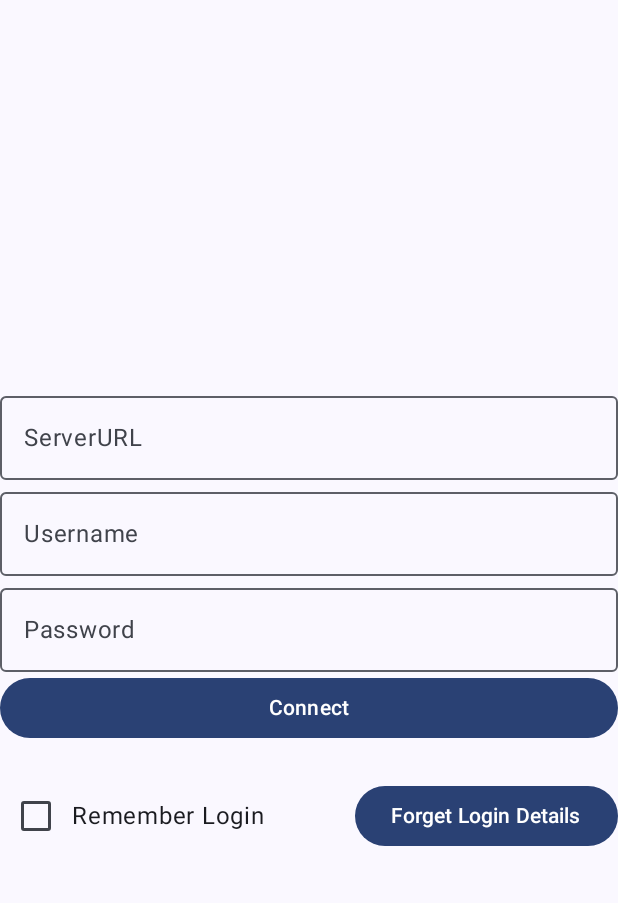
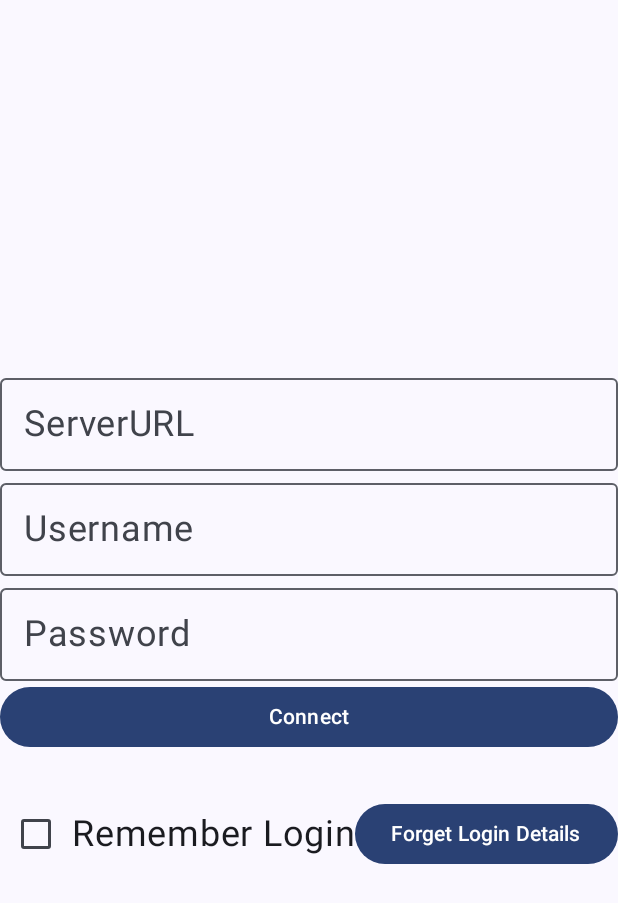
Before and after one commit to canterbury-air-patrol/smm-client-android, an Android app built with Jetpack Compose: the screen it shows after launch (MainActivity), on a phone screen of 412 x 824 dp. Shown: the top 903 px of the screen. Run offline under Robolectric (Android 15) with nearby library versions, the phone set to English and light mode, and no system bars.

Commit message:
increase the font size (#45)
This means it requires less effort to read the information, which is
useful when moving (i.e. on a boat)

```diff
--- a/app/src/main/java/org/canterburyairpatrol/smmclient/ui/theme/Type.kt
+++ b/app/src/main/java/org/canterburyairpatrol/smmclient/ui/theme/Type.kt
@@ -11,8 +11,8 @@ val Typography = Typography(
     bodyLarge = TextStyle(
         fontFamily = FontFamily.Default,
         fontWeight = FontWeight.Normal,
-        fontSize = 16.sp,
-        lineHeight = 24.sp,
+        fontSize = 24.sp,
+        lineHeight = 30.sp,
         letterSpacing = 0.5.sp
     )
     /* Other default text styles to override
```
